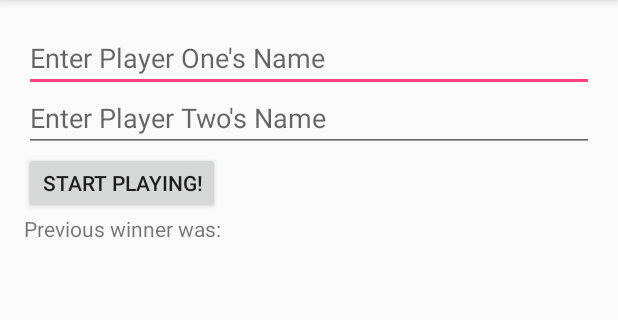
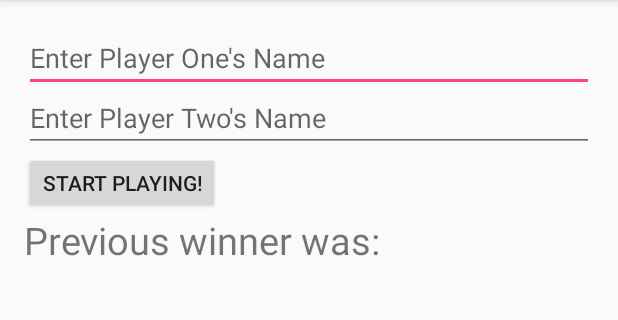
Before and after one commit to aartea/tic-tac-toe, an Android app: the screen it shows after launch (MainActivity), on a phone screen of 412 x 824 dp, the part 84-404 px from its top. Run offline under Robolectric (Android 15) with nearby library versions, the phone set to English and light mode, and no system bars.

Commit message:
Enlarge text on TextView for sharedpref

```diff
--- a/app/src/main/java/co/aartea/tic_tac_toe/MainActivity.java
+++ b/app/src/main/java/co/aartea/tic_tac_toe/MainActivity.java
@@ -58,7 +58,7 @@ public class MainActivity extends AppCompatActivity {
 
         s = String.valueOf(prefs.getString("winner",""));
 
-        previousWin.setText("Previous winner was: "+s);
+        previousWin.setText("Previous winner was: \n\n"+s);
 
         }
     }
--- a/app/src/main/res/layout/activity_main.xml
+++ b/app/src/main/res/layout/activity_main.xml
@@ -40,7 +40,8 @@
         android:layout_width="match_parent"
         android:layout_height="match_parent"
         android:id="@+id/winnerPreview"
-        android:layout_below="@+id/gameStart" />
+        android:layout_below="@+id/gameStart"
+        android:textSize="25dp"/>
 
 
 
```
